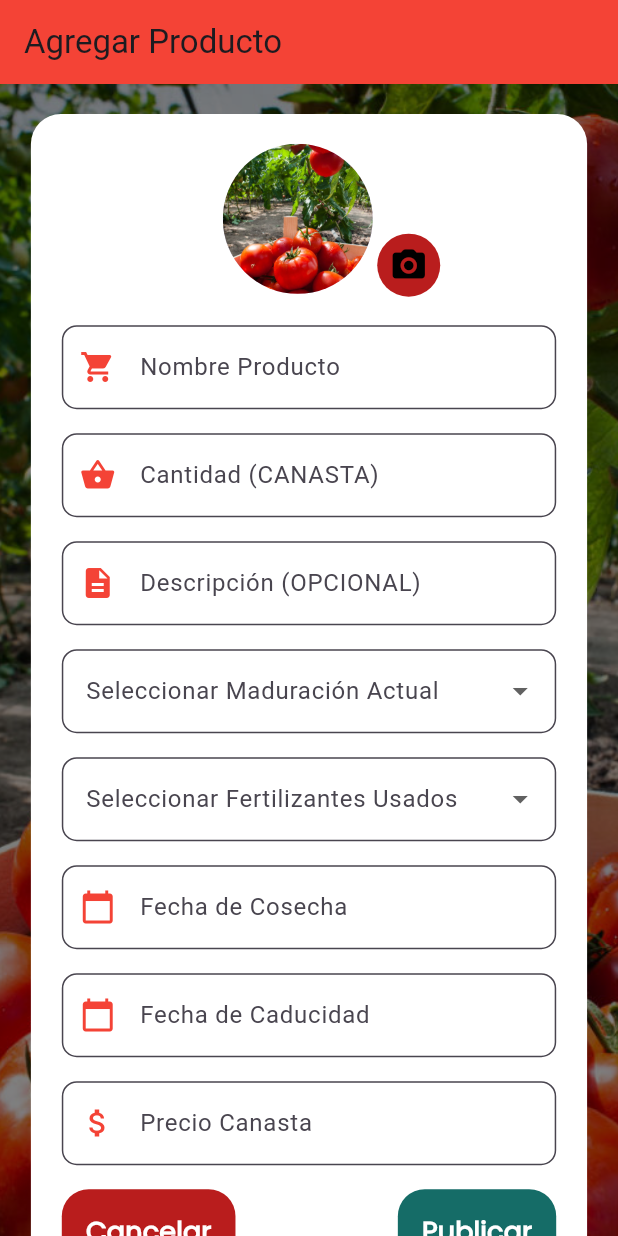
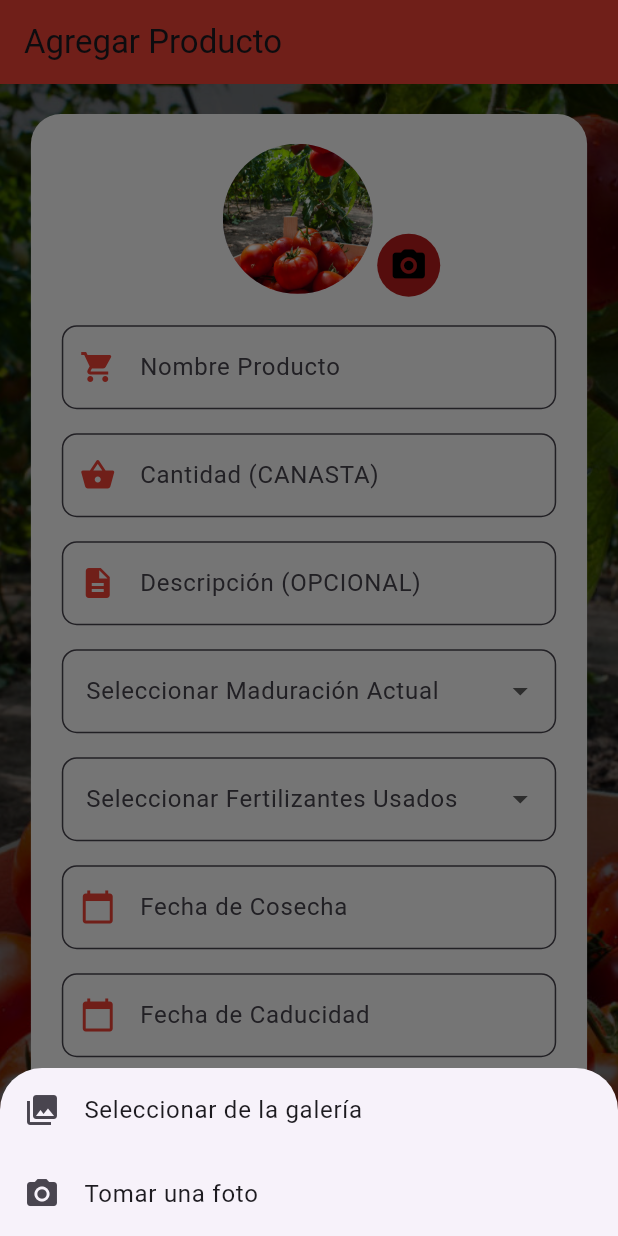
Before and after one commit to santiortizm/Apptomaticos, a Flutter app: the screen it shows once a user with an empty profile is signed in, after a tap on "Vender", after a tap on the "camera alt" icon, on a phone screen of 412 x 824 dp. Run offline on Flutter 3.47's test engine with Material 3 defaults, Android fonts, the phone set to English and light mode, and no system bars; drawn by our look-alikes of auto_size_text; our stand-ins replace device_info_plus, flutter_dotenv, go_router, image_picker, permission_handler, supabase_flutter; accounts and stored records are empty.

Commit message:
Form front end of add products, complete

```diff
--- a/lib/core/services/permissions_service.dart
+++ b/lib/core/services/permissions_service.dart
@@ -1,47 +1,36 @@
+import 'package:flutter/material.dart';
 import 'package:permission_handler/permission_handler.dart';
+import 'package:device_info_plus/device_info_plus.dart';
 
-class PermissionsService {
-  Future<void> requestPermission() async {
-    const permission = Permission.camera;
+Future<bool> storagePermission() async {
+  final DeviceInfoPlugin info = DeviceInfoPlugin();
+  final AndroidDeviceInfo androidInfo = await info.androidInfo;
+  debugPrint('releaseVersion : ${androidInfo.version.release}');
+  final int androidVersion = int.parse(androidInfo.version.release);
+  bool havePermission = false;
 
-    if (await permission.isDenied) {
-      final result = await permission.request();
-      if (result.isGranted) {
-        // Permission is granted
-      } else if (result.isDenied) {
-        // Permission is denied
-      } else if (result.isPermanentlyDenied) {
-        // Permission is permanently denied
-      }
-    }
+  // Here you can use android api level
+  // like android api level 33 = android 13
+  // This way you can also find out how to request storage permission
+
+  if (androidVersion >= 13) {
+    final request = await [
+      Permission.videos,
+      Permission.photos,
+      //..... as needed
+    ].request(); //import 'package:permission_handler/permission_handler.dart';
+
+    havePermission =
+        request.values.every((status) => status == PermissionStatus.granted);
+  } else {
+    final status = await Permission.storage.request();
+    havePermission = status.isGranted;
   }
-  // // Solicitar permiso de cámara
-  // Future<bool> requestCameraPermission() async {
-  //   final status = await Permission.camera.request();
-  //   if (status == PermissionStatus.permanentlyDenied) {
-  //     openAppSettings(); // Redirigir a la configuración si está permanentemente denegado
-  //   }
-  //   return status == PermissionStatus.granted;
-  // }
 
-  // // Solicitar permiso de almacenamiento
-  // Future<bool> requestStoragePermission() async {
-  //   final status = await Permission.storage.request(); // Para Android
-  //   if (status == PermissionStatus.permanentlyDenied) {
-  //     openAppSettings(); // Redirigir a la configuración si está permanentemente denegado
-  //   }
-  //   return status == PermissionStatus.granted;
-  // }
+  if (!havePermission) {
+    // if no permission then open app-setting
+    await openAppSettings();
+  }
 
-  // // Solicitar permisos de cámara y almacenamiento (para Android)
-  // Future<bool> requestCameraAndGalleryPermissions() async {
-  //   final cameraStatus = await Permission.camera.request();
-  //   final storageStatus = await Permission.storage.request(); // Para Android
-
-  //   if (cameraStatus.isPermanentlyDenied || storageStatus.isPermanentlyDenied) {
-  //     openAppSettings(); // Redirigir a configuración si algún permiso está permanentemente denegado
-  //   }
-
-  //   return cameraStatus.isGranted && (storageStatus.isGranted);
-  // }
+  return havePermission;
 }
--- a/lib/main.dart
+++ b/lib/main.dart
@@ -1,6 +1,7 @@
 import 'package:apptomaticos/presentation/router/app_router.dart';
 import 'package:apptomaticos/presentation/themes/app_theme.dart';
 import 'package:flutter/material.dart';
+import 'package:flutter/services.dart';
 import 'package:flutter_dotenv/flutter_dotenv.dart';
 import 'package:supabase_flutter/supabase_flutter.dart';
 
@@ -15,7 +16,15 @@ Future main() async {
     anonKey: supabaseKey,
   );
 
-  runApp(MyApp());
+  WidgetsFlutterBinding.ensureInitialized();
+
+  // Fijar la orientación en solo vertical
+  SystemChrome.setPreferredOrientations([
+    DeviceOrientation.portraitUp,
+    DeviceOrientation.portraitDown,
+  ]).then((_) {
+    runApp(MyApp());
+  });
 }
 
 class MyApp extends StatelessWidget {
--- a/lib/presentation/screens/products/add_product_widget.dart
+++ b/lib/presentation/screens/products/add_product_widget.dart
@@ -1,4 +1,7 @@
+import 'dart:io';
+
 import 'package:apptomaticos/core/constants/colors.dart';
+import 'package:apptomaticos/core/services/permissions_service.dart';
 
 import 'package:apptomaticos/core/widgets/custom_button.dart';
 import 'package:apptomaticos/core/widgets/custom_dialog_confimation.dart';
@@ -8,6 +11,8 @@ import 'package:apptomaticos/presentation/themes/app_theme.dart';
 import 'package:auto_size_text/auto_size_text.dart';
 import 'package:flutter/material.dart';
 import 'package:go_router/go_router.dart';
+import 'package:image_picker/image_picker.dart';
+import 'package:permission_handler/permission_handler.dart';
 
 class AddProductWidget extends StatefulWidget {
   const AddProductWidget({super.key});
@@ -18,6 +23,70 @@ class AddProductWidget extends StatefulWidget {
 
 class _AddProductWidgetState extends State<AddProductWidget> {
   final AddProductModel _model = AddProductModel();
+  final ImagePicker _picker = ImagePicker();
+  XFile? _selectedImage;
+  // Método para verificar permisos y abrir opciones de selección de imagen
+  Future<void> _selectImage() async {
+    // Verificar y solicitar permisos de cámara y almacenamiento
+    final bool permissionGranted = await storagePermission();
+
+    if (permissionGranted) {
+      // Si los permisos están concedidos, mostrar opciones
+      showModalBottomSheet(
+        context: context,
+        builder: (BuildContext context) {
+          return SafeArea(
+            child: Wrap(
+              children: <Widget>[
+                ListTile(
+                  leading: const Icon(Icons.photo_library),
+                  title: const Text('Seleccionar de la galería'),
+                  onTap: () async {
+                    Navigator.of(context).pop();
+                    final XFile? image =
+                        await _picker.pickImage(source: ImageSource.gallery);
+                    if (image != null) {
+                      setState(() {
+                        _selectedImage = image;
+                      });
+                    }
+                  },
+                ),
+                ListTile(
+                  leading: const Icon(Icons.camera_alt),
+                  title: const Text('Tomar una foto'),
+                  onTap: () async {
+                    Navigator.of(context).pop();
+                    final XFile? image =
+                        await _picker.pickImage(source: ImageSource.camera);
+                    if (image != null) {
+                      setState(() {
+                        _selectedImage = image;
+                      });
+                    }
+                  },
+                ),
+              ],
+            ),
+          );
+        },
+      );
+    } else {
+      // Si no se concedieron permisos, mostrar un SnackBar
+      ScaffoldMessenger.of(context).showSnackBar(
+        SnackBar(
+          content:
+              const Text('Permisos de almacenamiento y cámara no concedidos.'),
+          action: SnackBarAction(
+            label: 'Configurar',
+            onPressed: () {
+              openAppSettings();
+            },
+          ),
+        ),
+      );
+    }
+  }
 
   @override
   void dispose() {
@@ -69,10 +138,13 @@ class _AddProductWidgetState extends State<AddProductWidget> {
                     child: Row(
                       mainAxisAlignment: MainAxisAlignment.center,
                       children: [
-                        const CircleAvatar(
-                            radius: 50,
-                            backgroundImage:
-                                AssetImage('assets/images/fondo1.jpg')),
+                        CircleAvatar(
+                          radius: 50,
+                          backgroundImage: _selectedImage != null
+                              ? FileImage(File(_selectedImage!.path))
+                              : const AssetImage('assets/images/fondo1.jpg')
+                                  as ImageProvider,
+                        ),
                         Padding(
                           padding: EdgeInsets.only(
                             top: size.height * 0.075,
@@ -82,7 +154,7 @@ class _AddProductWidgetState extends State<AddProductWidget> {
                                 backgroundColor:
                                     WidgetStatePropertyAll(redApp)),
                             color: redApp,
-                            onPressed: () {}, // Llamamos a _pickImage aquí
+                            onPressed: _selectImage,
                             icon: const Icon(
                               size: 26,
                               Icons.camera_alt_rounded,
--- a/pubspec.yaml
+++ b/pubspec.yaml
@@ -44,6 +44,7 @@ dependencies:
   image_picker: ^0.8.7+4       # para acceder a la cámara y galería
   camera: ^0.11.0+2
   gal: ^2.3.0
+  device_info_plus: ^11.1.0
 
 dev_dependencies:
   flutter_test:
```
Also changed, not shown: pubspec.lock, 2 other files.
